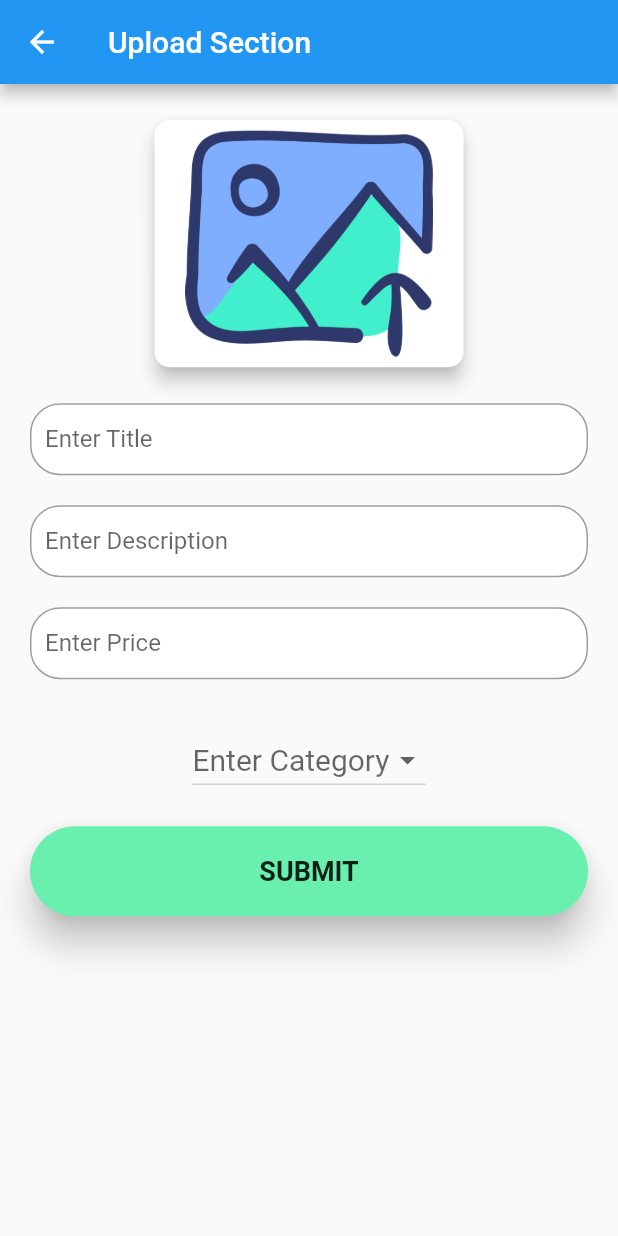
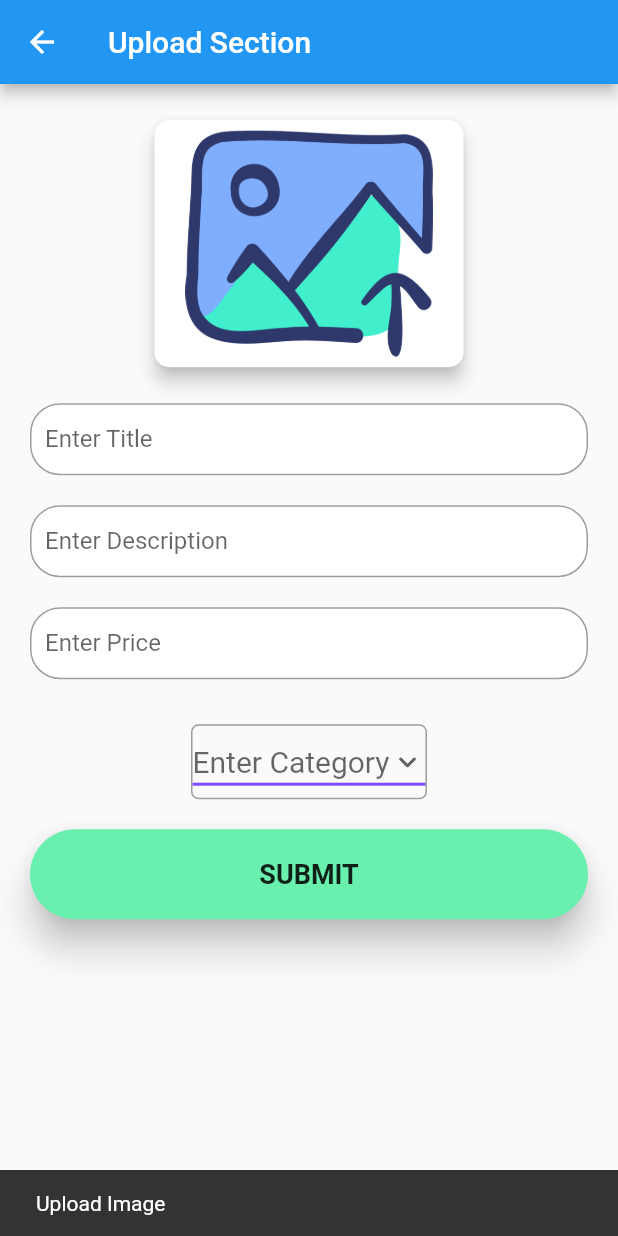
Before and after one commit to rohitranjan753/swapify, a Flutter app: the SellPage screen opened directly, after a tap on "SUBMIT", on a phone screen of 412 x 824 dp. Run offline on Flutter 3.47's test engine with Material 2 defaults, Android fonts, the phone set to English and light mode, and no system bars; our stand-ins replace cloud_firestore, firebase_auth, firebase_core, firebase_storage, fluttertoast, font_awesome_flutter and 4 more; accounts and stored records are empty.

Commit message:
proper changes in Upload section of sell

```diff
--- a/lib/AddPageDir/SellDir/sell_page.dart
+++ b/lib/AddPageDir/SellDir/sell_page.dart
@@ -4,6 +4,9 @@ import 'package:firebase_auth/firebase_auth.dart';
 import 'package:firebase_storage/firebase_storage.dart';
 import 'package:flutter/material.dart';
 import 'package:image_picker/image_picker.dart';
+import 'package:fluttertoast/fluttertoast.dart';
+import 'package:line_icons/line_icon.dart';
+import 'package:line_icons/line_icons.dart';
 
 class SellPage extends StatefulWidget {
   const SellPage({Key? key}) : super(key: key);
@@ -13,6 +16,7 @@ class SellPage extends StatefulWidget {
 }
 
 class _SellPageState extends State<SellPage> {
+  final _formKey = GlobalKey<FormState>();
   String? _selectedFirstValue;
   String? _selectedSecondValue;
   // Initial Selected Value
@@ -50,6 +54,14 @@ class _SellPageState extends State<SellPage> {
     String firstDropdownValue,
     String secondDropdownValue,
   ) async {
+    FocusScope.of(context).unfocus();
+    if (rentImage == null) {
+      ScaffoldMessenger.of(context).showSnackBar(
+        const SnackBar(content: Text('Upload Image')),
+      );
+      return;
+    }
+
     setState(() {
       _isLoading = true;
     });
@@ -112,6 +124,10 @@ class _SellPageState extends State<SellPage> {
 
   @override
   Widget build(BuildContext context) {
+    TextEditingController _desController = TextEditingController();
+
+    // Check if the text form field is empty
+
     double myHeight = MediaQuery.of(context).size.height;
     double myWidth = MediaQuery.of(context).size.width;
     return Scaffold(
@@ -123,6 +139,8 @@ class _SellPageState extends State<SellPage> {
           : SingleChildScrollView(
               child: Padding(
                 padding: const EdgeInsets.all(20.0),
+                child: Form(
+                  key: _formKey,
                   child: Column(
                     children: [
                       GestureDetector(
@@ -145,8 +163,8 @@ class _SellPageState extends State<SellPage> {
                                       fit: BoxFit.cover,
                                     )
                                   : DecorationImage(
-                                    image:
-                                        AssetImage('assets/images/upload3.png'),
+                                      image: AssetImage(
+                                          'assets/images/upload3.png'),
                                       fit: BoxFit.contain,
                                     ),
                             ),
@@ -156,7 +174,7 @@ class _SellPageState extends State<SellPage> {
                       SizedBox(
                         height: 20,
                       ),
-                    TextField(
+                      TextFormField(
                         onChanged: (value) {
                           setState(() {
                             _titleText = value;
@@ -164,20 +182,30 @@ class _SellPageState extends State<SellPage> {
                         },
                         decoration: InputDecoration(
                           labelText: "Enter Title",
-                        contentPadding: EdgeInsets.symmetric(vertical: 0, horizontal: 10),
-                        enabledBorder:
-                        OutlineInputBorder(borderSide: BorderSide(color: Colors.grey),borderRadius: BorderRadius.circular(20)),
-                        border:
-                        OutlineInputBorder(borderSide: BorderSide(color: Colors.grey),borderRadius: BorderRadius.circular(20)),
+                          contentPadding:
+                              EdgeInsets.symmetric(vertical: 0, horizontal: 10),
+                          enabledBorder: OutlineInputBorder(
+                              borderSide: BorderSide(color: Colors.grey),
+                              borderRadius: BorderRadius.circular(20)),
+                          border: OutlineInputBorder(
+                              borderSide: BorderSide(color: Colors.grey),
+                              borderRadius: BorderRadius.circular(20)),
                           filled: true,
                           fillColor: Colors.white,
                           hintText: 'Title',
                         ),
+                        validator: (value) {
+                          if (value!.isEmpty || value == null) {
+                            return 'Pleas enter valid email address';
+                          } else {
+                            return null;
+                          }
+                        },
                       ),
                       SizedBox(
                         height: 20,
                       ),
-                    TextField(
+                      TextFormField(
                         onChanged: (value) {
                           setState(() {
                             _descriptionText = value;
@@ -185,20 +213,29 @@ class _SellPageState extends State<SellPage> {
                         },
                         decoration: InputDecoration(
                           labelText: 'Enter Description',
-                        contentPadding: EdgeInsets.symmetric(vertical: 0, horizontal: 10),
-                        enabledBorder:
-                        OutlineInputBorder(borderSide: BorderSide(color: Colors.grey),borderRadius: BorderRadius.circular(20)),
-                        border:
-                        OutlineInputBorder(borderSide: BorderSide(color: Colors.grey),borderRadius: BorderRadius.circular(20)),
+                          contentPadding:
+                              EdgeInsets.symmetric(vertical: 0, horizontal: 10),
+                          enabledBorder: OutlineInputBorder(
+                              borderSide: BorderSide(color: Colors.grey),
+                              borderRadius: BorderRadius.circular(20)),
+                          border: OutlineInputBorder(
+                              borderSide: BorderSide(color: Colors.grey),
+                              borderRadius: BorderRadius.circular(20)),
                           filled: true,
                           fillColor: Colors.white,
                           hintText: 'Description',
                         ),
+                        validator: (value) {
+                          if (value!.isEmpty) {
+                            return 'Please Description';
+                          }
+                          return null;
+                        },
                       ),
                       SizedBox(
                         height: 20,
                       ),
-                    TextField(
+                      TextFormField(
                         onChanged: (value) {
                           setState(() {
                             _rentalPrice = value;
@@ -206,15 +243,25 @@ class _SellPageState extends State<SellPage> {
                         },
                         decoration: InputDecoration(
                           labelText: "Enter Price",
-                        contentPadding: EdgeInsets.symmetric(vertical: 0, horizontal: 10),
-                        enabledBorder:
-                        OutlineInputBorder(borderSide: BorderSide(color: Colors.grey),borderRadius: BorderRadius.circular(20)),
-                        border:
-                        OutlineInputBorder(borderSide: BorderSide(color: Colors.grey),borderRadius: BorderRadius.circular(20)),
+                          contentPadding:
+                              EdgeInsets.symmetric(vertical: 0, horizontal: 10),
+                          enabledBorder: OutlineInputBorder(
+                              borderSide: BorderSide(color: Colors.grey),
+                              borderRadius: BorderRadius.circular(20)),
+                          border: OutlineInputBorder(
+                              borderSide: BorderSide(color: Colors.grey),
+                              borderRadius: BorderRadius.circular(20)),
                           filled: true,
                           fillColor: Colors.white,
                           hintText: 'Price',
                         ),
+                        validator: (value) {
+                          if (value!.isEmpty || value == null) {
+                            return 'Pleas Price';
+                          } else {
+                            return null;
+                          }
+                        },
                       ),
                       SizedBox(
                         height: 10,
@@ -250,8 +297,24 @@ class _SellPageState extends State<SellPage> {
                         height: 20,
                       ),
                       // First Dropdown
-                    DropdownButton<String>(
-                      hint: Text("Enter Category",style: TextStyle(fontSize: 20),),
+                      Container(
+                        decoration: BoxDecoration(
+                          border: Border.all(
+                            color: Colors.grey,
+                            width: 1.0,
+                          ),
+                          borderRadius: BorderRadius.all(Radius.circular(5.0)),
+                        ),
+                        child: DropdownButton<String>(
+                          icon: Icon(Icons.keyboard_arrow_down_rounded),
+                          underline: Container(
+                            height: 2,
+                            color: Colors.deepPurpleAccent,
+                          ),
+                          hint: Text(
+                            "Enter Category",
+                            style: TextStyle(fontSize: 20),
+                          ),
                           value: _selectedFirstValue,
                           onChanged: (newValue) {
                             setState(() {
@@ -263,16 +326,29 @@ class _SellPageState extends State<SellPage> {
                           },
                           items: _firstDropdownOptions.map((option) {
                             return DropdownMenuItem(
-                          child: Text(option,style: TextStyle(fontSize: 20,fontWeight: FontWeight.bold),),
+                              child: Text(
+                                option,
+                                style: TextStyle(
+                                    fontSize: 20, fontWeight: FontWeight.bold),
+                              ),
                               value: option,
                             );
                           }).toList(),
+                        ),
                       ),
                       SizedBox(height: 20),
                       // Second Dropdown, only visible when first dropdown is selected
                       if (_selectedFirstValue != null)
                         DropdownButton<String>(
-                        hint: Text("Enter Sub Category",style: TextStyle(fontSize: 20),),
+                          icon: Icon(Icons.keyboard_arrow_down_rounded),
+                          underline: Container(
+                            height: 2,
+                            color: Colors.deepPurpleAccent,
+                          ),
+                          hint: Text(
+                            "Enter Sub Category",
+                            style: TextStyle(fontSize: 20),
+                          ),
                           value: _selectedSecondValue,
                           onChanged: (newValue) {
                             setState(() {
@@ -282,7 +358,12 @@ class _SellPageState extends State<SellPage> {
                           items: _secondDropdownOptions[_selectedFirstValue]!
                               .map((option) {
                             return DropdownMenuItem(
-                            child: Text(option,style: TextStyle(fontSize: 18,fontWeight: FontWeight.normal),),
+                              child: Text(
+                                option,
+                                style: TextStyle(
+                                    fontSize: 18,
+                                    fontWeight: FontWeight.normal),
+                              ),
                               value: option,
                             );
                           }).toList(),
@@ -290,6 +371,22 @@ class _SellPageState extends State<SellPage> {
 
                       MaterialButton(
                         onPressed: () {
+                          if (_image == null) {
+                            ScaffoldMessenger.of(context).showSnackBar(
+                              const SnackBar(content: Text('Upload Image')),
+                            );
+                          } else if (_selectedFirstValue == null ||
+                              _selectedSecondValue == null) {
+                            ScaffoldMessenger.of(context).showSnackBar(
+                              const SnackBar(content: Text('Choose Category')),
+                            );
+                          } else if (_formKey.currentState!.validate()) {
+                            // If the form is valid, display a snackbar. In the real world,
+                            // you'd often call a server or save the information in a database.
+                            ScaffoldMessenger.of(context).showSnackBar(
+                              const SnackBar(content: Text('Processing Data')),
+                            );
+
                             _uploadToFirebase(
                                 _image!,
                                 _titleText,
@@ -299,9 +396,10 @@ class _SellPageState extends State<SellPage> {
                                 _selectedSecondValue!);
                             setState(() {
                               _image = null;
-                          _selectedFirstValue=null;
-                          _selectedSecondValue=null;
+                              _selectedFirstValue = null;
+                              _selectedSecondValue = null;
                             });
+                          }
                         },
                         minWidth: double.infinity,
                         height: 60,
@@ -309,10 +407,14 @@ class _SellPageState extends State<SellPage> {
                         elevation: 10,
                         shape: RoundedRectangleBorder(
                             borderRadius: BorderRadius.circular(50)),
-                      child: Text('SUBMIT',style: TextStyle(
-                          fontWeight: FontWeight.w600, fontSize: 18),),
+                        child: Text(
+                          'SUBMIT',
+                          style: TextStyle(
+                              fontWeight: FontWeight.w600, fontSize: 18),
+                        ),
                       ),
                     ],
+                  ),
                 ),
               ),
             ),
@@ -324,9 +426,9 @@ class _SellPageState extends State<SellPage> {
       child: CircularProgressIndicator(),
     );
   }
+
   @override
   void dispose() {
     super.dispose();
   }
-
 }
--- a/pubspec.yaml
+++ b/pubspec.yaml
@@ -47,6 +47,7 @@ dependencies:
   google_nav_bar: ^5.0.6
   line_icons: ^2.0.1
   simple_animations: ^3.0.0
+  fluttertoast: ^8.2.1
 
 dev_dependencies:
   flutter_test:
```
Also changed, not shown: pubspec.lock. Lines whose indentation alone changed are shown as unchanged.
